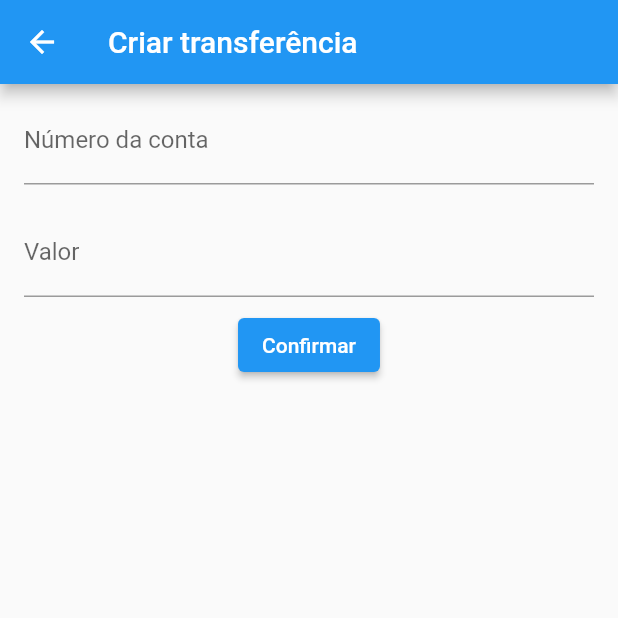
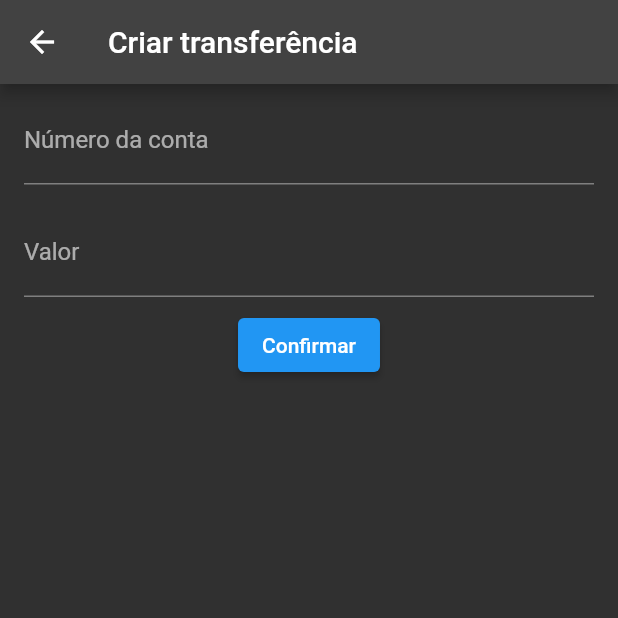
Before and after one commit to RuanFailache/flutter-transfer-list, a Flutter app: the screen it shows after launch, after a tap on the "add" icon, on a phone screen of 412 x 824 dp, the top half of it. Run offline on Flutter 3.47's test engine with Material 2 defaults, Android fonts, the phone set to English and light mode, and no system bars.

```diff
--- a/lib/components/editor.dart
+++ b/lib/components/editor.dart
@@ -22,6 +22,7 @@ class Editor extends StatelessWidget {
           labelText: label,
           hintText: hint,
         ),
+        keyboardType: TextInputType.number,
       ),
     );
   }
--- a/lib/main.dart
+++ b/lib/main.dart
@@ -1,4 +1,4 @@
-import 'package:alura_studies/screens/transfer_list.dart';
+import 'package:alura_studies/screens/transfer/list.dart';
 import 'package:flutter/material.dart';
 
 void main() {
@@ -13,6 +13,7 @@ class App extends StatelessWidget {
     return MaterialApp(
       title: 'Alura Studies - Bytebank',
       home: TransferList(),
+      theme: ThemeData.dark(),
     );
   }
 }
--- a/lib/models/transfer.dart
+++ b/lib/models/transfer.dart
@@ -2,7 +2,10 @@ class Transfer {
   final double value;
   final int accountNumber;
 
-  Transfer(this.accountNumber, this.value);
+  Transfer(
+    this.accountNumber,
+    this.value,
+  );
 
   @override
   String toString() {
--- /dev/null
+++ b/lib/screens/transfer/form.dart
@@ -0,0 +1,58 @@
+import 'package:alura_studies/components/editor.dart';
+import 'package:alura_studies/models/transfer.dart';
+import 'package:flutter/material.dart';
+
+const _appBarTitle = 'Criar transferência';
+const _accountNumberFieldLabel = 'Número da conta';
+const _accountNumberFieldHint = '0000';
+const _valueFieldLabel = 'Valor';
+const _valueFieldHint = '0.0';
+const _confirmButton = 'Confirmar';
+
+class TransferForm extends StatefulWidget {
+  final _valueController = TextEditingController();
+  final _accountNumController = TextEditingController();
+
+  TransferForm({Key? key}) : super(key: key);
+
+  @override
+  createState() => _TransferFormState();
+}
+
+class _TransferFormState extends State<TransferForm> {
+  @override
+  Widget build(BuildContext context) {
+    return Scaffold(
+      appBar: AppBar(title: const Text(_appBarTitle)),
+      body: SingleChildScrollView(
+        child: Column(
+          children: [
+            Editor(
+              controller: widget._accountNumController,
+              label: _accountNumberFieldLabel,
+              hint: _accountNumberFieldHint,
+            ),
+            Editor(
+              controller: widget._valueController,
+              label: _valueFieldLabel,
+              hint: _valueFieldHint,
+            ),
+            ElevatedButton(
+              onPressed: () => sendFormToTransferList(context),
+              child: const Text(_confirmButton),
+            )
+          ],
+        ),
+      ),
+    );
+  }
+
+  sendFormToTransferList(BuildContext context) {
+    final accountNumber = int.tryParse(widget._accountNumController.text);
+    final value = double.tryParse(widget._valueController.text);
+    if (accountNumber != null && value != null) {
+      final newTransfer = Transfer(accountNumber, value);
+      Navigator.of(context).pop(newTransfer);
+    }
+  }
+}
--- a/lib/screens/transfer_list.dart
+++ b/lib/screens/transfer/list.dart
@@ -1,7 +1,9 @@
 import 'package:alura_studies/components/card_with_monetization_icon.dart';
 import 'package:alura_studies/models/transfer.dart';
-import 'package:alura_studies/screens/transfer_form.dart';
+import 'package:alura_studies/screens/transfer/form.dart';
 import 'package:flutter/material.dart';
+
+const _appBarTitle = 'Transferências';
 
 class TransferList extends StatefulWidget {
   TransferList({Key? key}) : super(key: key);
@@ -9,7 +11,7 @@ class TransferList extends StatefulWidget {
   final transfers = <Transfer>[];
 
   @override
-  State<TransferList> createState() => _TransferListState();
+  createState() => _TransferListState();
 }
 
 class _TransferListState extends State<TransferList> {
@@ -17,7 +19,7 @@ class _TransferListState extends State<TransferList> {
   Widget build(BuildContext context) {
     return Scaffold(
       appBar: AppBar(
-        title: const Text('Transferências'),
+        title: const Text(_appBarTitle),
       ),
       floatingActionButton: FloatingActionButton(
         onPressed: () => addNewTransferToList(context),
@@ -34,14 +36,16 @@ class _TransferListState extends State<TransferList> {
   }
 
   addNewTransferToList(BuildContext context) async {
-    final receivedTransfer = await Navigator.push(
+    final Transfer? receivedTransfer = await Navigator.push(
       context,
       MaterialPageRoute(
         builder: (context) => TransferForm(),
       ),
     );
     setState(() {
-      widget.transfers.add(receivedTransfer);
+      if (receivedTransfer != null) {
+        widget.transfers.add(receivedTransfer);
+      }
     });
   }
 }
--- a/lib/screens/transfer_form.dart
+++ /dev/null
@@ -1,44 +0,0 @@
-import 'package:alura_studies/components/editor.dart';
-import 'package:alura_studies/models/transfer.dart';
-import 'package:flutter/material.dart';
-
-class TransferForm extends StatelessWidget {
-  final TextEditingController _valueController = TextEditingController();
-  final TextEditingController _accountNumController = TextEditingController();
-
-  TransferForm({Key? key}) : super(key: key);
-
-  @override
-  Widget build(BuildContext context) {
-    return Scaffold(
-      appBar: AppBar(title: const Text('Criar transferência')),
-      body: Column(
-        children: [
-          Editor(
-            controller: _accountNumController,
-            label: 'Número da conta',
-            hint: '0000',
-          ),
-          Editor(
-            controller: _valueController,
-            label: 'Valor',
-            hint: '0.0',
-          ),
-          ElevatedButton(
-            onPressed: () => sendFormToTransferList(context),
-            child: const Text('Confirmar'),
-          )
-        ],
-      ),
-    );
-  }
-
-  sendFormToTransferList(BuildContext context) {
-    final accountNumber = int.tryParse(_accountNumController.text);
-    final value = double.tryParse(_valueController.text);
-    if (accountNumber != null && value != null) {
-      final newTransfer = Transfer(accountNumber, value);
-      Navigator.of(context).pop(newTransfer);
-    }
-  }
-}
```
